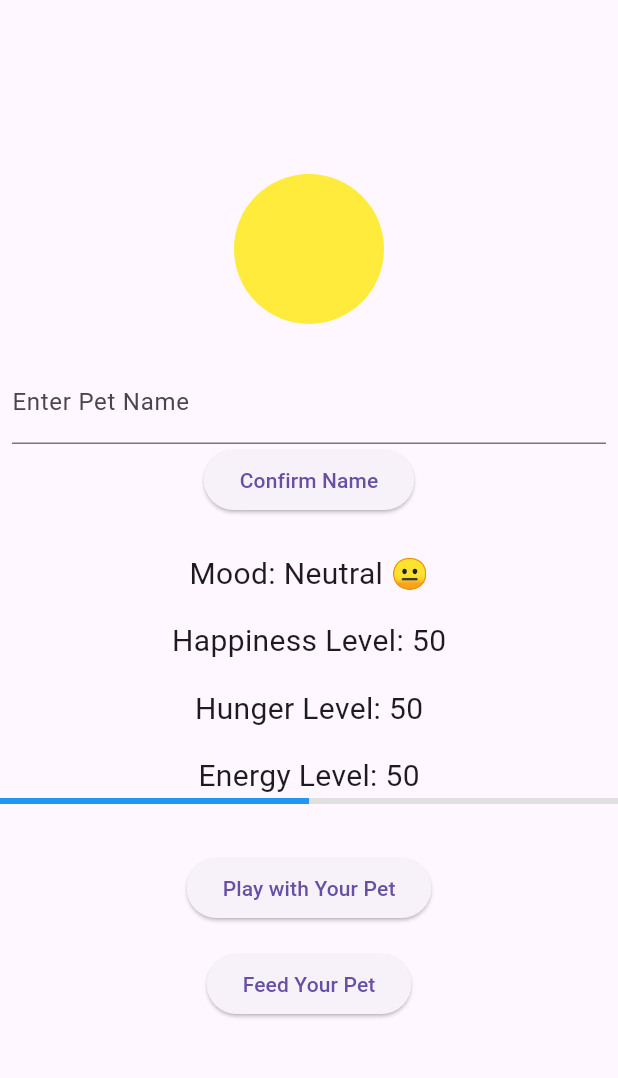
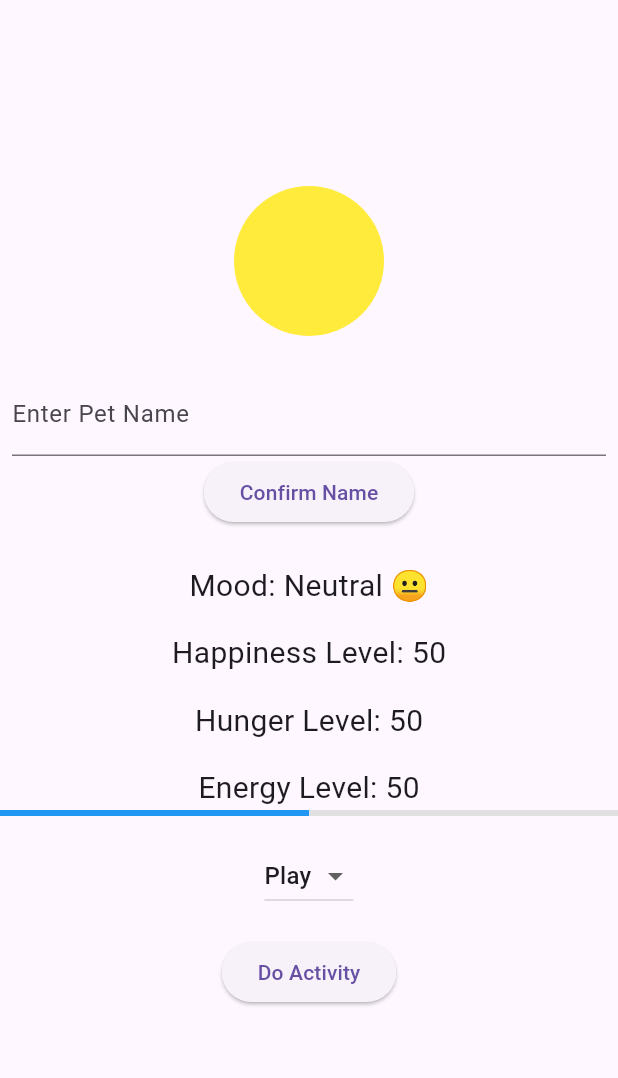
Before and after one commit to nuhs101/digital_pet_app2, a Flutter app: the screen it shows after launch, on a phone screen of 412 x 824 dp, the part 63-1141 px from its top. Run offline on Flutter 3.47's test engine with Material 3 defaults, Android fonts, the phone set to English and light mode, and no system bars.

Commit message:
win/loss, activity selection

```diff
--- a/lib/main.dart
+++ b/lib/main.dart
@@ -17,19 +17,27 @@
   int happinessLevel = 50;
   int hungerLevel = 50;
   int energyLevel = 50; // New state variable for energy level
-  final TextEditingController nameController =
-      TextEditingController(); // Controller for name input
+  final TextEditingController nameController = TextEditingController();
   Timer? _hungerTimer;
+  Timer? _happinessTimer;
+  Timer? _winTimer;
+  String selectedActivity = "Play"; // Default activity
+  bool gameOver = false;
+  bool gameWon = false;
 
   @override
   void initState() {
     super.initState();
     _startHungerTimer();
+    _startHappinessTimer();
+    _startWinTimer();
   }
 
   @override
   void dispose() {
     _hungerTimer?.cancel();
+    _happinessTimer?.cancel();
+    _winTimer?.cancel();
     super.dispose();
   }
 
@@ -40,14 +48,51 @@
         if (hungerLevel == 100) {
           happinessLevel = (happinessLevel - 20).clamp(0, 100);
         }
+        _checkLossCondition();
       });
     });
   }
 
+  void _startHappinessTimer() {
+    _happinessTimer = Timer.periodic(Duration(seconds: 10), (timer) {
+      setState(() {
+        if (hungerLevel >= 70) {
+          // If the pet is hungry, happiness decreases over time
+          happinessLevel = (happinessLevel - 5).clamp(0, 100);
+        } else if (hungerLevel < 70 && happinessLevel < 100) {
+          // If the pet is not hungry, happiness increases slightly
+          happinessLevel = (happinessLevel + 2).clamp(0, 100);
+        }
+        _checkLossCondition();
+      });
+    });
+  }
+
+  void _startWinTimer() {
+    _winTimer = Timer.periodic(Duration(seconds: 180), (timer) {
+      setState(() {
+        if (happinessLevel > 80) {
+          gameWon = true;
+          _winTimer?.cancel();
+        }
+      });
+    });
+  }
+
+  void _checkLossCondition() {
+    if (hungerLevel == 100 && happinessLevel <= 10) {
+      setState(() {
+        gameOver = true;
+        _hungerTimer?.cancel();
+        _happinessTimer?.cancel();
+      });
+    }
+  }
+
   Color get petColor {
-    if (happinessLevel > 70) {
+    if (happinessLevel > 70 && hungerLevel < 70) {
       return Colors.green;
-    } else if (happinessLevel >= 30) {
+    } else if (happinessLevel >= 30 && hungerLevel < 70) {
       return Colors.yellow;
     } else {
       return Colors.red;
@@ -55,55 +100,41 @@
   }
 
   String get petMood {
-    if (happinessLevel > 70) {
-      return 'Happy 😊'; // Mood when happiness is high
+    if (hungerLevel >= 70) {
+      return 'Hungry 😫'; // Pet is hungry, so mood is unhappy
+    } else if (happinessLevel > 70) {
+      return 'Happy 😊';
     } else if (happinessLevel >= 30) {
-      return 'Neutral 😐'; // Mood when happiness is moderate
+      return 'Neutral 😐';
     } else {
-      return 'Unhappy 😞'; // Mood when happiness is low
+      return 'Unhappy 😞';
     }
   }
 
-  void _playWithPet() {
+  void _performSelectedActivity() {
     setState(() {
+      switch (selectedActivity) {
+        case "Play":
           happinessLevel = (happinessLevel + 10).clamp(0, 100);
-      energyLevel = (energyLevel - 10).clamp(0, 100); // Decrease energy when playing
-      _updateHunger();
-    });
+          energyLevel = (energyLevel - 10).clamp(0, 100);
+          hungerLevel = (hungerLevel + 5).clamp(0, 100);
+          break;
+        case "Feed":
+          hungerLevel = (hungerLevel - 10).clamp(0, 100);
+          energyLevel = (energyLevel + 5).clamp(0, 100);
+          break;
+        case "Nap":
+          energyLevel = (energyLevel + 20).clamp(0, 100);
+          happinessLevel = (happinessLevel + 5).clamp(0, 100);
+          break;
       }
-
-  void _feedPet() {
-    setState(() {
-      hungerLevel = (hungerLevel - 10).clamp(0, 100);
-      energyLevel = (energyLevel + 5).clamp(0, 100); // Increase energy when feeding
-      _updateHappiness();
-    });
-  }
-
-  void _updateHappiness() {
-    setState(() {
-      if (hungerLevel < 30) {
-        happinessLevel = (happinessLevel - 20).clamp(0, 100);
-      } else {
-        happinessLevel = (happinessLevel + 10).clamp(0, 100);
-      }
-    });
-  }
-
-  void _updateHunger() {
-    setState(() {
-      hungerLevel = (hungerLevel + 5).clamp(0, 100);
-      if (hungerLevel > 100) {
-        hungerLevel = 100;
-        happinessLevel = (happinessLevel - 20).clamp(0, 100);
-      }
+      _checkLossCondition();
     });
   }
 
   void _setPetName() {
     setState(() {
-      petName =
-          nameController.text.isNotEmpty ? nameController.text : "Your Pet"; // Set custom name
+      petName = nameController.text.isNotEmpty ? nameController.text : "Your Pet";
     });
   }
 
@@ -115,6 +146,51 @@
         child: Column(
           mainAxisAlignment: MainAxisAlignment.center,
           children: <Widget>[
+            if (gameOver)
+              Column(
+                children: [
+                  Text(
+                    'Game Over! 😢',
+                    style: TextStyle(fontSize: 30, color: Colors.red),
+                  ),
+                  ElevatedButton(
+                    onPressed: () {
+                      setState(() {
+                        gameOver = false;
+                        happinessLevel = 50;
+                        hungerLevel = 50;
+                        energyLevel = 50;
+                        _startHungerTimer();
+                        _startHappinessTimer();
+                      });
+                    },
+                    child: Text('Restart Game'),
+                  ),
+                ],
+              )
+            else if (gameWon)
+              Column(
+                children: [
+                  Text(
+                    'You Won! 🎉',
+                    style: TextStyle(fontSize: 30, color: Colors.green),
+                  ),
+                  ElevatedButton(
+                    onPressed: () {
+                      setState(() {
+                        gameWon = false;
+                        happinessLevel = 50;
+                        hungerLevel = 50;
+                        energyLevel = 50;
+                        _startHungerTimer();
+                        _startHappinessTimer();
+                      });
+                    },
+                    child: Text('Play Again'),
+                  ),
+                ],
+              )
+            else ...[
               Container(
                 width: 100,
                 height: 100,
@@ -155,10 +231,27 @@
                 backgroundColor: Colors.grey[300],
                 valueColor: AlwaysStoppedAnimation<Color>(Colors.blue),
               ),
-            SizedBox(height: 32.0),
-            ElevatedButton(onPressed: _playWithPet, child: Text('Play with Your Pet')),
               SizedBox(height: 16.0),
-            ElevatedButton(onPressed: _feedPet, child: Text('Feed Your Pet')),
+              DropdownButton<String>(
+                value: selectedActivity,
+                items: ["Play", "Feed", "Nap"].map((String activity) {
+                  return DropdownMenuItem<String>(
+                    value: activity,
+                    child: Text(activity),
+                  );
+                }).toList(),
+                onChanged: (String? newValue) {
+                  setState(() {
+                    selectedActivity = newValue!;
+                  });
+                },
+              ),
+              SizedBox(height: 16.0),
+              ElevatedButton(
+                onPressed: _performSelectedActivity,
+                child: Text('Do Activity'),
+              ),
+            ],
           ],
         ),
       ),
```
Lines whose indentation alone changed are shown as unchanged.
